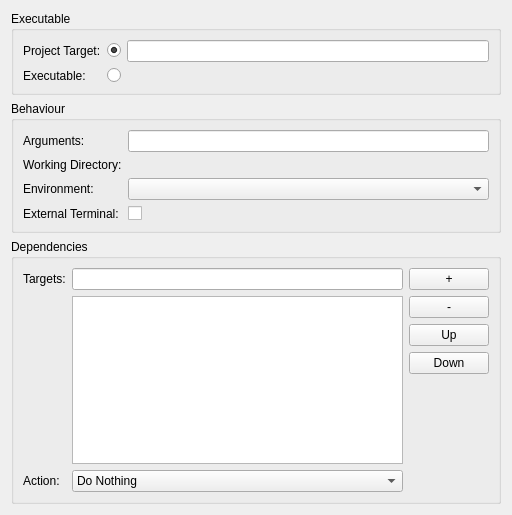
First picture: the form in plugins/execute/nativeappconfig.ui, repository KDE/kdevelop, before the edit.
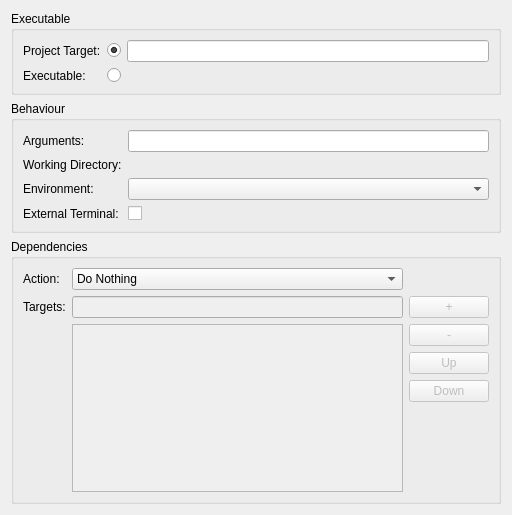
Second picture: the form after the edit. Custom widgets are drawn as their Qt base class.

Commit message: Fix gui behavious for the dependency widget

The edit to the form file:
```diff
--- a/plugins/execute/nativeappconfig.ui
+++ b/plugins/execute/nativeappconfig.ui
@@ -180,7 +180,7 @@
       <string>Dependencies</string>
      </property>
      <layout class="QGridLayout" name="gridLayout_3">
-      <item row="0" column="0">
+      <item row="1" column="0">
        <widget class="QLabel" name="label_7">
         <property name="text">
          <string>Targets:</string>
@@ -190,8 +190,11 @@
         </property>
        </widget>
       </item>
-      <item row="0" column="1">
+      <item row="1" column="1">
        <widget class="ProjectItemLineEdit" name="targetDependency">
+        <property name="enabled">
+         <bool>false</bool>
+        </property>
         <property name="toolTip">
          <string>enter a dependency to add to the list</string>
         </property>
@@ -200,28 +203,11 @@
         </property>
        </widget>
       </item>
-      <item row="0" column="2">
-       <widget class="QPushButton" name="addDependency">
-        <property name="toolTip">
-         <string>adds the listed target to the dependency list</string>
-        </property>
-        <property name="text">
-         <string>+</string>
-        </property>
-       </widget>
-      </item>
-      <item row="1" column="1" rowspan="4">
-       <widget class="KListWidget" name="dependencies">
-        <property name="toolTip">
-         <string>list of indirect dependent targets</string>
-        </property>
-        <property name="whatsThis">
-         <string>This list should contain targets that the application doesn't directly depend on, but need to have an action to be taken before running the application</string>
-        </property>
-       </widget>
-      </item>
-      <item row="1" column="2">
+      <item row="2" column="2">
        <widget class="QPushButton" name="removeDependency">
+        <property name="enabled">
+         <bool>false</bool>
+        </property>
         <property name="toolTip">
          <string>removes the selected dependencies from the list</string>
         </property>
@@ -230,8 +216,11 @@
         </property>
        </widget>
       </item>
-      <item row="2" column="2">
+      <item row="3" column="2">
        <widget class="QPushButton" name="moveDepUp">
+        <property name="enabled">
+         <bool>false</bool>
+        </property>
         <property name="toolTip">
          <string>move a dependency up in the list</string>
         </property>
@@ -240,8 +229,11 @@
         </property>
        </widget>
       </item>
-      <item row="3" column="2">
+      <item row="4" column="2">
        <widget class="QPushButton" name="moveDepDown">
+        <property name="enabled">
+         <bool>false</bool>
+        </property>
         <property name="toolTip">
          <string>moves the selected dependency down in the list</string>
         </property>
@@ -250,7 +242,7 @@
         </property>
        </widget>
       </item>
-      <item row="4" column="2">
+      <item row="5" column="2">
        <spacer name="verticalSpacer">
         <property name="orientation">
          <enum>Qt::Vertical</enum>
@@ -263,17 +255,20 @@
         </property>
        </spacer>
       </item>
-      <item row="5" column="0">
-       <widget class="QLabel" name="label_8">
+      <item row="1" column="2">
+       <widget class="QPushButton" name="addDependency">
+        <property name="enabled">
+         <bool>false</bool>
+        </property>
+        <property name="toolTip">
+         <string>adds the listed target to the dependency list</string>
+        </property>
         <property name="text">
-         <string>Action:</string>
-        </property>
-        <property name="buddy">
-         <cstring>dependencyAction</cstring>
+         <string>+</string>
         </property>
        </widget>
       </item>
-      <item row="5" column="1">
+      <item row="0" column="1">
        <widget class="KComboBox" name="dependencyAction">
         <property name="toolTip">
          <string>Specifies the action to take for the dependencies before starting the executable.</string>
@@ -306,6 +301,35 @@
         </item>
        </widget>
       </item>
+      <item row="0" column="0">
+       <widget class="QLabel" name="label_8">
+        <property name="text">
+         <string>Action:</string>
+        </property>
+        <property name="buddy">
+         <cstring>dependencyAction</cstring>
+        </property>
+       </widget>
+      </item>
+      <item row="2" column="1" rowspan="4">
+       <widget class="KListWidget" name="dependencies">
+        <property name="enabled">
+         <bool>false</bool>
+        </property>
+        <property name="toolTip">
+         <string>list of indirect dependent targets</string>
+        </property>
+        <property name="whatsThis">
+         <string>This list should contain targets that the application doesn't directly depend on, but need to have an action to be taken before running the application</string>
+        </property>
+        <property name="alternatingRowColors">
+         <bool>true</bool>
+        </property>
+        <property name="uniformItemSizes">
+         <bool>true</bool>
+        </property>
+       </widget>
+      </item>
      </layout>
     </widget>
    </item>
```
Left out of the diff: 49 changed lines with no effect on the pictures. The commit also changes 2 other files.
